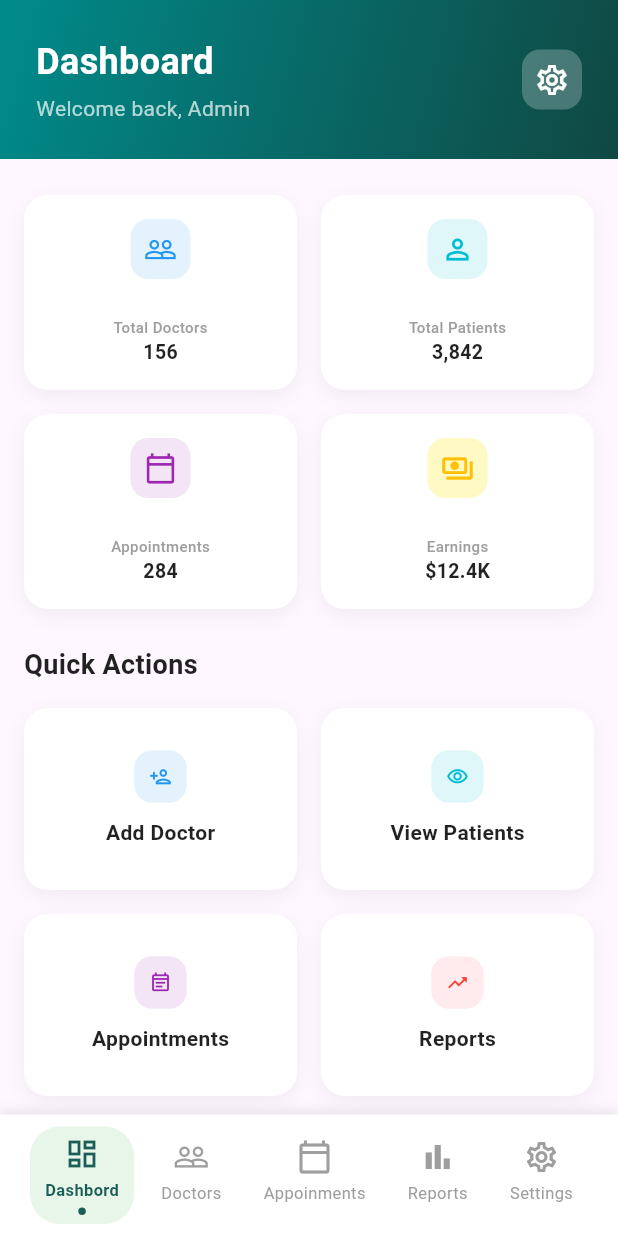
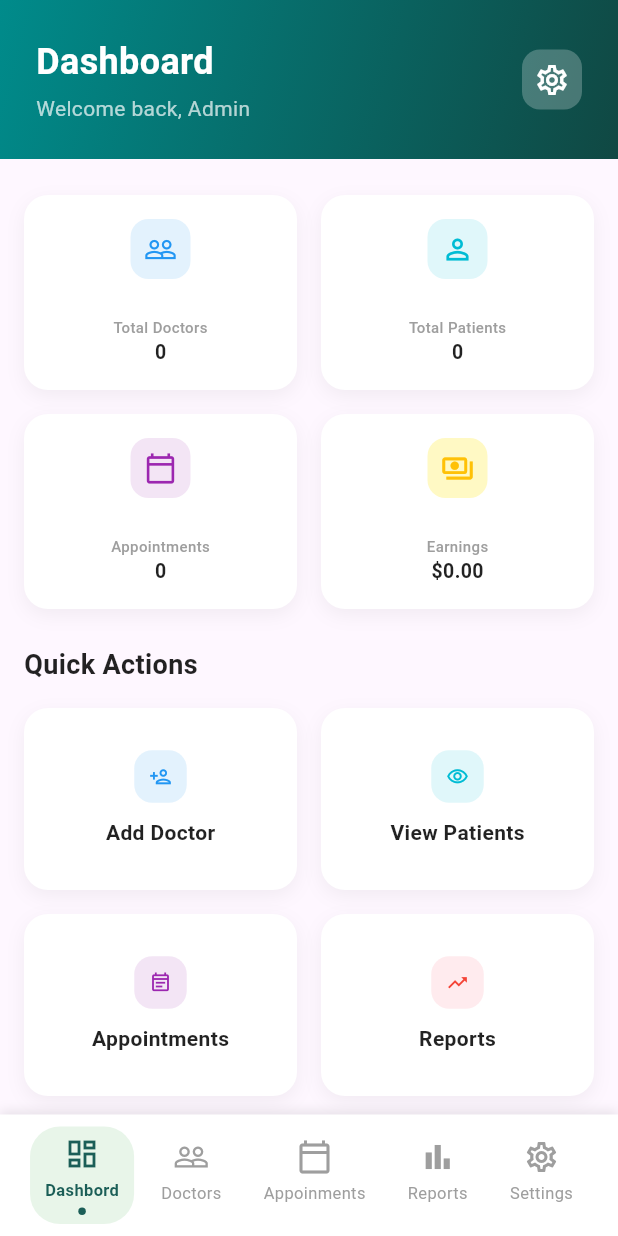
Before and after one commit to laspraharshana/clinic-booking-frontend, a Flutter app: the AdminDashboard screen opened directly, on a phone screen of 412 x 824 dp. Run offline on Flutter 3.47's test engine with Material 3 defaults, Android fonts, the phone set to English and light mode, and no system bars; our stand-ins replace dio, firebase_auth, firebase_core, fl_chart, shared_preferences; accounts and stored records are empty; network calls fail.

Commit message:
Update admin_dashbord.dart
connet with backend api

```diff
--- a/lib/admin/admin_dashbord.dart
+++ b/lib/admin/admin_dashbord.dart
@@ -1,30 +1,84 @@
 import 'package:flutter/material.dart';
 import 'admin_navbar.dart';
+import 'package:firebase_auth/firebase_auth.dart';
+import 'package:dio/dio.dart';
 // import 'admin_doctors_page.dart';
 // import 'admin_patients_page.dart';
 // import 'admin_appointments_page.dart';
 import 'reports_page.dart';
 
-class AdminDashboard extends StatelessWidget {
+class AdminDashboard extends StatefulWidget {
   const AdminDashboard({Key? key}) : super(key: key);
 
-  // -------------------- DASHBOARD CONTENT --------------------
   @override
-  Widget build(BuildContext) {
+  State<AdminDashboard> createState() => _AdminDashboardState();
+}
+
+class _AdminDashboardState extends State<AdminDashboard> {
+  bool _loading = true;
+  int totalDoctors = 0;
+  int totalPatients = 0;
+  int totalAppointments = 0;
+  double earnings = 0;
+  List<dynamic> recentAppointments = [];
+
+  static const String baseUrl = 'http://localhost:8080/v1/admin';
+  final Dio _dio = Dio();
+
+  @override
+  void initState() {
+    super.initState();
+    _fetchDashboardData();
+  }
+
+  Future<void> _fetchDashboardData() async {
+    try {
+      final token = await FirebaseAuth.instance.currentUser?.getIdToken();
+      if (token == null) throw Exception('User not authenticated');
+
+      final response = await _dio.get(
+        '$baseUrl/dashboard',
+        options: Options(
+          headers: {
+            'Authorization': 'Bearer $token',
+            'Content-Type': 'application/json',
+          },
+        ),
+      );
+
+      final data = response.data as Map<String, dynamic>;
+
+      setState(() {
+        totalDoctors = data['totalDoctors'] ?? 0;
+        totalPatients = data['totalPatients'] ?? 0;
+        totalAppointments = (data['recentAppointments'] as List?)?.length ?? 0;
+        earnings = (data['earnings'] ?? 0).toDouble();
+        recentAppointments = data['recentAppointments'] ?? [];
+        _loading = false;
+      });
+    } catch (e) {
+      setState(() => _loading = false);
+      print('Failed to fetch dashboard: $e');
+    }
+  }
+
+  @override
+  Widget build(BuildContext context) {
     return Scaffold(
-      bottomNavigationBar: const ABottomNavBar(
-        selectedIndex: 0,
-      ), // 0-4 for different pages
-      body: CustomScrollView(
+      bottomNavigationBar: const ABottomNavBar(selectedIndex: 0),
+      body: _loading
+          ? const Center(child: CircularProgressIndicator())
+          : CustomScrollView(
               slivers: [
-          // Header
                 SliverToBoxAdapter(child: _buildHeader()),
-
-          // Stats Grid
                 SliverPadding(
-            padding: const EdgeInsets.symmetric(horizontal: 16, vertical: 24),
+                  padding: const EdgeInsets.symmetric(
+                    horizontal: 16,
+                    vertical: 24,
+                  ),
                   sliver: SliverGrid(
-              gridDelegate: const SliverGridDelegateWithFixedCrossAxisCount(
+                    gridDelegate:
+                        const SliverGridDelegateWithFixedCrossAxisCount(
                           crossAxisCount: 2,
                           mainAxisSpacing: 16,
                           crossAxisSpacing: 16,
@@ -33,28 +87,28 @@ class AdminDashboard extends StatelessWidget {
                     delegate: SliverChildListDelegate([
                       _buildStatCard(
                         'Total Doctors',
-                  '156',
+                        '$totalDoctors',
                         Icons.people_outline,
                         const Color(0xFFE3F2FD),
                         const Color(0xFF2196F3),
                       ),
                       _buildStatCard(
                         'Total Patients',
-                  '3,842',
+                        '$totalPatients',
                         Icons.person_outline,
                         const Color(0xFFE0F7FA),
                         const Color(0xFF00BCD4),
                       ),
                       _buildStatCard(
                         'Appointments',
-                  '284',
+                        '$totalAppointments',
                         Icons.calendar_today_outlined,
                         const Color(0xFFF3E5F5),
                         const Color(0xFF9C27B0),
                       ),
                       _buildStatCard(
                         'Earnings',
-                  '\$12.4K',
+                        '\$${earnings.toStringAsFixed(2)}',
                         Icons.payments_outlined,
                         const Color(0xFFFFF9C4),
                         const Color(0xFFFFC107),
@@ -62,14 +116,8 @@ class AdminDashboard extends StatelessWidget {
                     ]),
                   ),
                 ),
-
-          // Quick Actions
                 SliverToBoxAdapter(child: _buildQuickActions()),
-
-          // Recent Appointments
                 SliverToBoxAdapter(child: _buildRecentAppointments()),
-
-          // Bottom padding
                 const SliverToBoxAdapter(child: SizedBox(height: 24)),
               ],
             ),
@@ -82,7 +130,7 @@ class AdminDashboard extends StatelessWidget {
       padding: const EdgeInsets.all(24),
       decoration: const BoxDecoration(
         gradient: LinearGradient(
-          colors: [const Color(0xFF008B8B), Color.fromARGB(255, 16, 72, 67)],
+          colors: [Color(0xFF008B8B), Color.fromARGB(255, 16, 72, 67)],
           begin: Alignment.topLeft,
           end: Alignment.bottomRight,
         ),
@@ -219,7 +267,6 @@ class AdminDashboard extends StatelessWidget {
             children: [
               _buildActionCard(
                 'Add Doctor',
-
                 Icons.person_add_outlined,
                 const Color(0xFFE3F2FD),
                 const Color(0xFF2196F3),
@@ -272,7 +319,6 @@ class AdminDashboard extends StatelessWidget {
         decoration: BoxDecoration(
           color: Colors.white,
           borderRadius: BorderRadius.circular(16),
-
           boxShadow: [
             BoxShadow(
               color: Colors.black.withOpacity(0.05),
@@ -327,12 +373,13 @@ class AdminDashboard extends StatelessWidget {
                 ),
               ),
               GestureDetector(
-                onTap: () {
+                onTap:
+                    (
                       // Navigator.push(
                       //   context,
                       //   MaterialPageRoute(builder: (_) => const AdminAppointmentsPage()),
                       // );
-                },
+                    ) {},
                 child: const Text(
                   'View All',
                   style: TextStyle(
@@ -345,34 +392,15 @@ class AdminDashboard extends StatelessWidget {
             ],
           ),
           const SizedBox(height: 16),
-          _buildAppointmentItem(
-            'Sarah Johnson',
-            'Dr. Smith',
-            '10:30 AM',
-            'confirmed',
-            Colors.green,
-          ),
-          _buildAppointmentItem(
-            'Mike Chen',
-            'Dr. Williams',
-            '11:45 AM',
-            'pending',
-            Colors.orange,
-          ),
-          _buildAppointmentItem(
-            'Emily Davis',
-            'Dr. Brown',
-            '02:15 PM',
-            'confirmed',
-            Colors.green,
-          ),
-          _buildAppointmentItem(
-            'James Wilson',
-            'Dr. Jones',
-            '04:00 PM',
-            'canceled',
-            Colors.red,
-          ),
+          ...recentAppointments.map((appt) {
+            return _buildAppointmentItem(
+              appt['patientName'] ?? 'Unknown',
+              appt['doctorName'] ?? 'Unknown',
+              appt['time'] ?? '-',
+              appt['status'] ?? 'pending',
+              _getStatusColor(appt['status']),
+            );
+          }).toList(),
         ],
       ),
     );
@@ -466,4 +494,17 @@ class AdminDashboard extends StatelessWidget {
       ),
     );
   }
+
+  Color _getStatusColor(String? status) {
+    switch (status) {
+      case 'confirmed':
+        return Colors.green;
+      case 'pending':
+        return Colors.orange;
+      case 'canceled':
+        return Colors.red;
+      default:
+        return Colors.grey;
     }
+  }
+}
```
Lines whose indentation alone changed are shown as unchanged.
